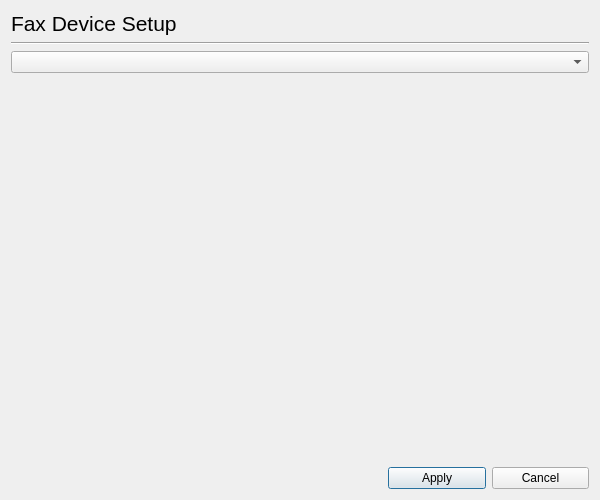
This is ui4/faxsetupdialog_base.ui in mwilck/hplip as Qt 5 draws it before an edit. The edited form follows.
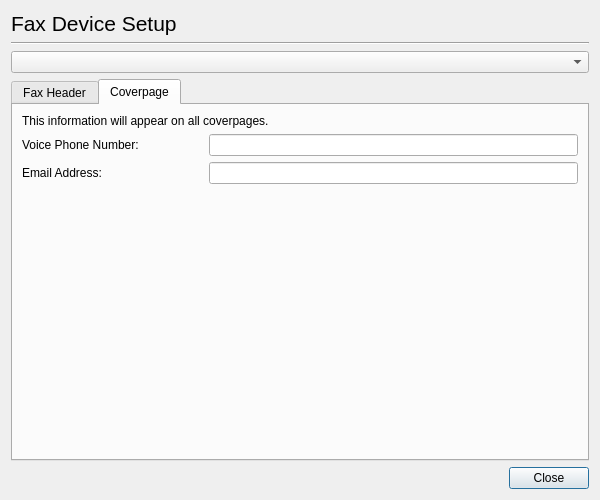
This is the edited form. The open tabs and pages were chosen to show the change. Custom widgets are drawn as their Qt base class.

```diff
--- a/ui4/faxsetupdialog_base.ui
+++ b/ui4/faxsetupdialog_base.ui
@@ -25,30 +25,118 @@
      </property>
     </widget>
    </item>
-   <item row="1" column="0" colspan="4" >
+   <item row="1" column="0" colspan="3" >
     <widget class="Line" name="line" >
      <property name="orientation" >
       <enum>Qt::Horizontal</enum>
      </property>
     </widget>
    </item>
-   <item row="2" column="0" colspan="4" >
+   <item row="2" column="0" colspan="3" >
     <widget class="DeviceUriComboBox" name="FaxComboBox" />
    </item>
-   <item row="3" column="1" >
-    <spacer>
-     <property name="orientation" >
-      <enum>Qt::Vertical</enum>
+   <item row="3" column="0" colspan="3" >
+    <widget class="QTabWidget" name="tabWidget" >
+     <property name="currentIndex" >
+      <number>0</number>
      </property>
-     <property name="sizeHint" >
-      <size>
-       <width>20</width>
-       <height>321</height>
-      </size>
-     </property>
-    </spacer>
+     <widget class="QWidget" name="tab" >
+      <attribute name="title" >
+       <string>Fax Header</string>
+      </attribute>
+      <layout class="QGridLayout" >
+       <item row="0" column="0" colspan="2" >
+        <widget class="QLabel" name="label_3" >
+         <property name="text" >
+          <string>This information will appear at the top of each fax you send.</string>
+         </property>
+        </widget>
+       </item>
+       <item row="1" column="0" >
+        <widget class="QLabel" name="label_2" >
+         <property name="text" >
+          <string>Name and/or Company:</string>
+         </property>
+        </widget>
+       </item>
+       <item row="1" column="1" >
+        <widget class="QLineEdit" name="NameCompanyLineEdit" />
+       </item>
+       <item row="2" column="0" >
+        <widget class="QLabel" name="label_4" >
+         <property name="text" >
+          <string>Fax Number:</string>
+         </property>
+        </widget>
+       </item>
+       <item row="2" column="1" >
+        <widget class="QLineEdit" name="FaxNumberLineEdit" />
+       </item>
+       <item row="3" column="1" >
+        <spacer>
+         <property name="orientation" >
+          <enum>Qt::Vertical</enum>
+         </property>
+         <property name="sizeHint" >
+          <size>
+           <width>20</width>
+           <height>40</height>
+          </size>
+         </property>
+        </spacer>
+       </item>
+      </layout>
+     </widget>
+     <widget class="QWidget" name="tab_2" >
+      <attribute name="title" >
+       <string>Coverpage</string>
+      </attribute>
+      <layout class="QGridLayout" >
+       <item row="0" column="0" colspan="2" >
+        <widget class="QLabel" name="label_5" >
+         <property name="text" >
+          <string>This information will appear on all coverpages.</string>
+         </property>
+        </widget>
+       </item>
+       <item row="1" column="0" >
+        <widget class="QLabel" name="label_6" >
+         <property name="text" >
+          <string>Voice Phone Number:</string>
+         </property>
+        </widget>
+       </item>
+       <item row="1" column="1" colspan="2" >
+        <widget class="QLineEdit" name="VoiceNumberLineEdit" />
+       </item>
+       <item row="2" column="0" >
+        <widget class="QLabel" name="label_7" >
+         <property name="text" >
+          <string>Email Address:</string>
+         </property>
+        </widget>
+       </item>
+       <item row="2" column="1" colspan="2" >
+        <widget class="QLineEdit" name="EmailLineEdit" />
+       </item>
+       <item row="3" column="2" >
+        <spacer>
+         <property name="orientation" >
+          <enum>Qt::Vertical</enum>
+         </property>
+         <property name="sizeHint" >
+          <size>
+           <width>20</width>
+           <height>40</height>
+          </size>
+         </property>
+        </spacer>
+       </item>
+      </layout>
+     </widget>
+    </widget>
    </item>
-   <item row="4" column="0" colspan="2" >
+   <item row="4" column="0" >
     <spacer>
      <property name="orientation" >
       <enum>Qt::Horizontal</enum>
@@ -62,16 +150,9 @@
     </spacer>
    </item>
    <item row="4" column="2" >
-    <widget class="QPushButton" name="ApplyButton" >
-     <property name="text" >
-      <string>Apply</string>
-     </property>
-    </widget>
-   </item>
-   <item row="4" column="3" >
     <widget class="QPushButton" name="CancelButton" >
      <property name="text" >
-      <string>Cancel</string>
+      <string>Close</string>
      </property>
     </widget>
    </item>
```
